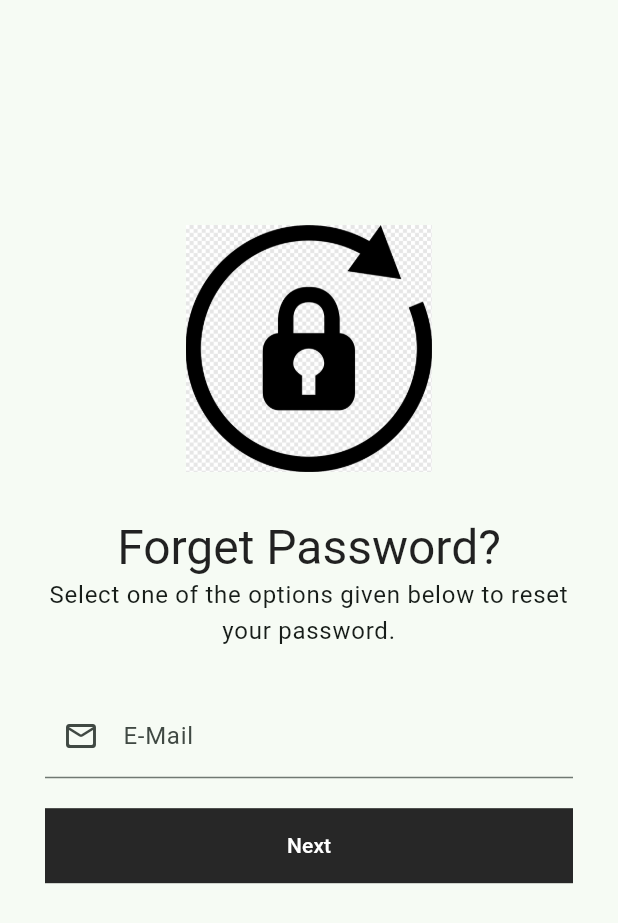
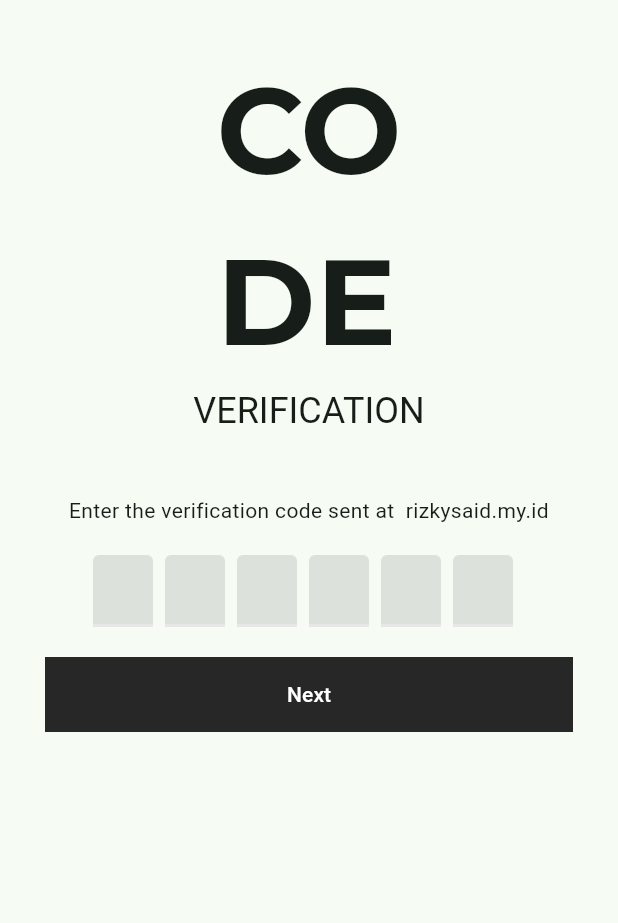
Before and after one commit to rizkysaid/login_app, a Flutter app: the ForgetPasswordMailScreen screen opened directly, after a tap on "Next", on a phone screen of 412 x 824 dp. Shown: the top 923 px of the screen. Run offline on Flutter 3.47's test engine with Material 2 defaults, Android fonts, the phone set to English and light mode, and no system bars; drawn by our look-alikes of flutter_otp_text_field; our stand-ins replace get, google_fonts, liquid_swipe, smooth_page_indicator.

Commit message:
create otp screen

```diff
--- a/lib/src/constants/text_strings.dart
+++ b/lib/src/constants/text_strings.dart
@@ -51,5 +51,9 @@ const String forgetPhoneSubtitle = "Enter your registered Phone No to receive OT
 // Forget Password Via E-Mail - Text
 const String forgetEmailSubtitle = "Enter your registered E-Mail to receive OTP";
 
+const String next = "Next";
 
-const String next = "Next";
+// OTP Screen - Text
+const String otpTitle = "CO\nDE";
+const String otpSubtitle = "Verification";
+const String otpMessage = "Enter the verification code sent at ";
--- a/lib/src/features/authentication/screens/forget_password/forget_password_mail/forget_password_mail.dart
+++ b/lib/src/features/authentication/screens/forget_password/forget_password_mail/forget_password_mail.dart
@@ -1,7 +1,9 @@
 import 'package:flutter/material.dart';
+import 'package:get/get.dart';
 import 'package:login_app/src/constants/image_strings.dart';
 import 'package:login_app/src/constants/sizes.dart';
 import 'package:login_app/src/constants/text_strings.dart';
+import 'package:login_app/src/features/authentication/screens/forget_password/forget_password_otp/otp_screen.dart';
 import 'package:login_app/src/features/authentication/screens/login/form_header_widget.dart';
 
 class ForgetPasswordMailScreen extends StatelessWidget {
@@ -31,16 +33,23 @@ class ForgetPasswordMailScreen extends StatelessWidget {
                     children: [
                       TextFormField(
                         decoration: const InputDecoration(
-                          label: Text(email),
-                          hintText: email,
-                          prefixIcon: Icon(Icons.mail_outline_rounded)
-                        ),
+                            label: Text(email),
+                            hintText: email,
+                            prefixIcon: Icon(Icons.mail_outline_rounded)),
                       ),
                     ],
                   ),
                 ),
                 const SizedBox(height: 20.0),
-                SizedBox(width: double.infinity, child:ElevatedButton(onPressed: (){}, child: const Text(next)))
+                SizedBox(
+                  width: double.infinity,
+                  child: ElevatedButton(
+                    onPressed: () {
+                      Get.to(() => const OTPScreen());
+                    },
+                    child: const Text(next),
+                  ),
+                ),
               ],
             ),
           ),
--- /dev/null
+++ b/lib/src/features/authentication/screens/forget_password/forget_password_otp/otp_screen.dart
@@ -0,0 +1,64 @@
+import 'package:flutter/material.dart';
+import 'package:flutter_otp_text_field/flutter_otp_text_field.dart';
+import 'package:google_fonts/google_fonts.dart';
+import 'package:login_app/src/constants/sizes.dart';
+import 'package:login_app/src/constants/text_strings.dart';
+
+class OTPScreen extends StatelessWidget {
+  const OTPScreen({super.key});
+
+  @override
+  Widget build(BuildContext context) {
+    return Scaffold(
+      body: SingleChildScrollView(
+        child: Container(
+          padding: const EdgeInsets.all(defaultSize),
+          child: Column(
+            mainAxisAlignment: MainAxisAlignment.center,
+            children: [
+              Text(
+                otpTitle,
+                style: GoogleFonts.montserrat(
+                  fontSize: 80.0,
+                  fontWeight: FontWeight.bold,
+                ),
+              ),
+              Text(
+                otpSubtitle.toUpperCase(),
+                style: Theme.of(context).textTheme.headlineSmall,
+              ),
+              const SizedBox(
+                height: 40.0,
+              ),
+              const Text(
+                "$otpMessage rizkysaid.my.id",
+                textAlign: TextAlign.center,
+              ),
+              const SizedBox(
+                height: 20.0,
+              ),
+              OtpTextField(
+                numberOfFields: 6,
+                fillColor: Colors.black.withOpacity(0.1),
+                filled: true,
+                onSubmit: (code){
+                  debugPrint("OTP is : $code");
+                },
+              ),
+              const SizedBox(
+                height: 20.0,
+              ),
+              SizedBox(
+                width: double.infinity,
+                child: ElevatedButton(
+                  onPressed: () {},
+                  child: const Text(next),
+                ),
+              )
+            ],
+          ),
+        ),
+      ),
+    );
+  }
+}
--- a/pubspec.yaml
+++ b/pubspec.yaml
@@ -16,6 +16,7 @@ dependencies:
   get: ^4.6.6
   liquid_swipe: ^3.1.0
   smooth_page_indicator: ^1.1.0
+  flutter_otp_text_field: ^1.1.1
 
 dev_dependencies:
   flutter_test:
```
Also changed, not shown: pubspec.lock.
